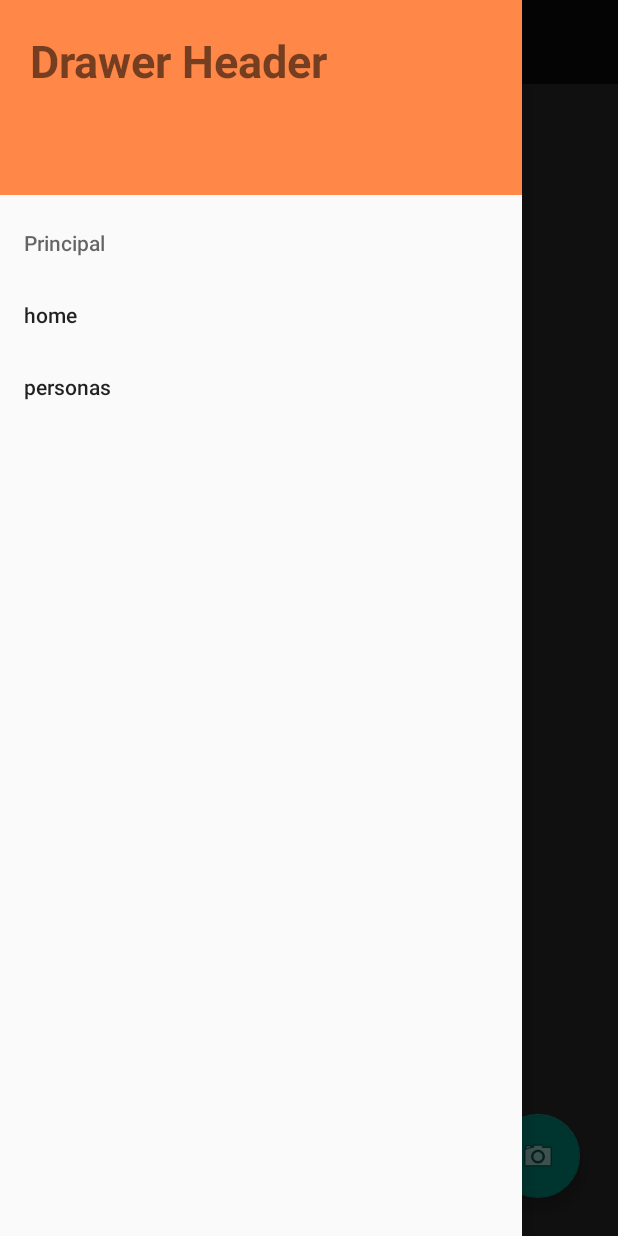
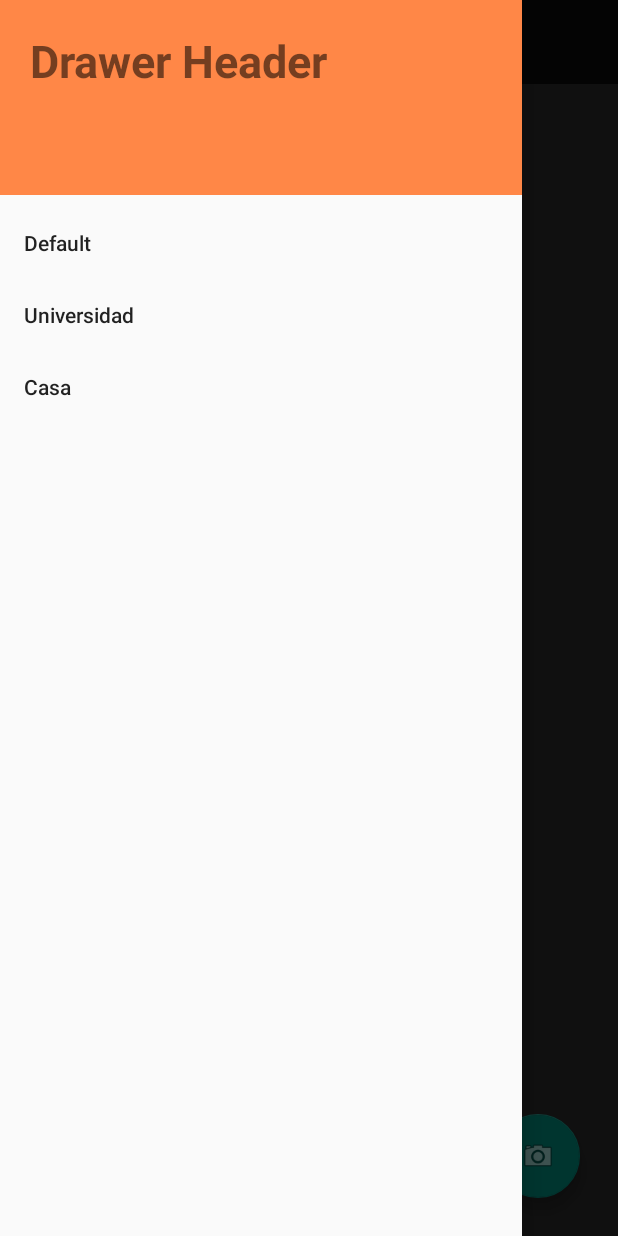
Before and after one commit to Chahemon/ProyectoFinalAndroid, an Android app: the screen it shows after launch (MainActivity), with the side drawer open, on a phone screen of 412 x 824 dp. Run offline under Robolectric (Android 15) with nearby library versions, the phone set to English and light mode, and no system bars; libraries missing offline, so code that uses them is left out: mx.edu.itl; 1 statement that could not run was skipped.

Commit message:
App Funcional, aun puede mejorar

```diff
--- a/app/src/main/java/mx/edu/itl/c19130897/proyectofinalandroid/FotoAdapter.java
+++ b/app/src/main/java/mx/edu/itl/c19130897/proyectofinalandroid/FotoAdapter.java
@@ -48,6 +48,9 @@ public class FotoAdapter extends RecyclerView.Adapter<FotoAdapter.ViewHolder> {
         public ViewHolder ( @NonNull View itemView ) {
             super( itemView );
             image = itemView.findViewById( R.id.imgViewFoto );
+
+
+
         }
     }
 
--- a/app/src/main/res/layout/activity_main.xml
+++ b/app/src/main/res/layout/activity_main.xml
@@ -1,6 +1,5 @@
 <?xml version="1.0" encoding="utf-8"?>
 <androidx.drawerlayout.widget.DrawerLayout xmlns:android="http://schemas.android.com/apk/res/android"
-
     xmlns:app="http://schemas.android.com/apk/res-auto"
     xmlns:tools="http://schemas.android.com/tools"
     android:layout_width="match_parent"
@@ -12,23 +11,12 @@
         android:layout_width="match_parent"
         android:layout_height="wrap_content"
         layout="@layout/drawer_toolbar">
-
     </include>
     <include
         android:layout_width="match_parent"
         android:layout_height="wrap_content"
         layout="@layout/content_main">
-
     </include>
-
-    <com.google.android.material.navigation.NavigationView
-        android:id="@+id/navigationView"
-        android:layout_width="match_parent"
-        android:layout_height="match_parent"
-        app:menu="@menu/drawer_menu"
-        app:headerLayout="@layout/drawer_header"
-        android:layout_gravity="start"
-        android:fitsSystemWindows="true"/>
 
     <androidx.constraintlayout.widget.ConstraintLayout
         android:layout_width="match_parent"
@@ -60,4 +48,13 @@
         </androidx.recyclerview.widget.RecyclerView>
     </androidx.constraintlayout.widget.ConstraintLayout>
 
+    <com.google.android.material.navigation.NavigationView
+        android:id="@+id/navigationView"
+        android:layout_width="match_parent"
+        android:layout_height="match_parent"
+        app:menu="@menu/drawer_menu"
+        app:headerLayout="@layout/drawer_header"
+        android:layout_gravity="start"
+        android:fitsSystemWindows="true"/>
+
 </androidx.drawerlayout.widget.DrawerLayout>
--- a/app/src/main/res/menu/drawer_menu.xml
+++ b/app/src/main/res/menu/drawer_menu.xml
@@ -1,17 +1,17 @@
 <?xml version="1.0" encoding="utf-8"?>
-<menu xmlns:android="http://schemas.android.com/apk/res/android">
-<item android:title="Principal">
-    <menu>
+<menu xmlns:android="http://schemas.android.com/apk/res/android"
+    xmlns:tools="http://schemas.android.com/tools"
+    tools:showIn="navigation_view">
+
+    <group android:checkableBehavior="single">
         <item
-            android:id="@+id/home"
-            android:title="home"
-            >
-        </item>
+            android:id="@+id/album_default"
+            android:title="Default" />
         <item
-            android:id="@+id/personas"
-            android:title="personas"
-            >
-        </item>
-    </menu>
-</item>
+            android:id="@+id/album_universidad"
+            android:title="Universidad" />
+        <item
+            android:id="@+id/album_casa"
+            android:title="Casa" />
+    </group>
 </menu>
```
Also changed, not shown: app/src/main/java/mx/edu/itl/c19130897/proyectofinalandroid/MainActivity.java (+15 -6 lines).
